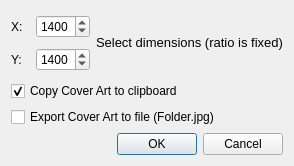
The window that ui/art_dialog_base.ui (marian-code/wikipedia-music-tags) describes before a commit, drawn with Qt 5.
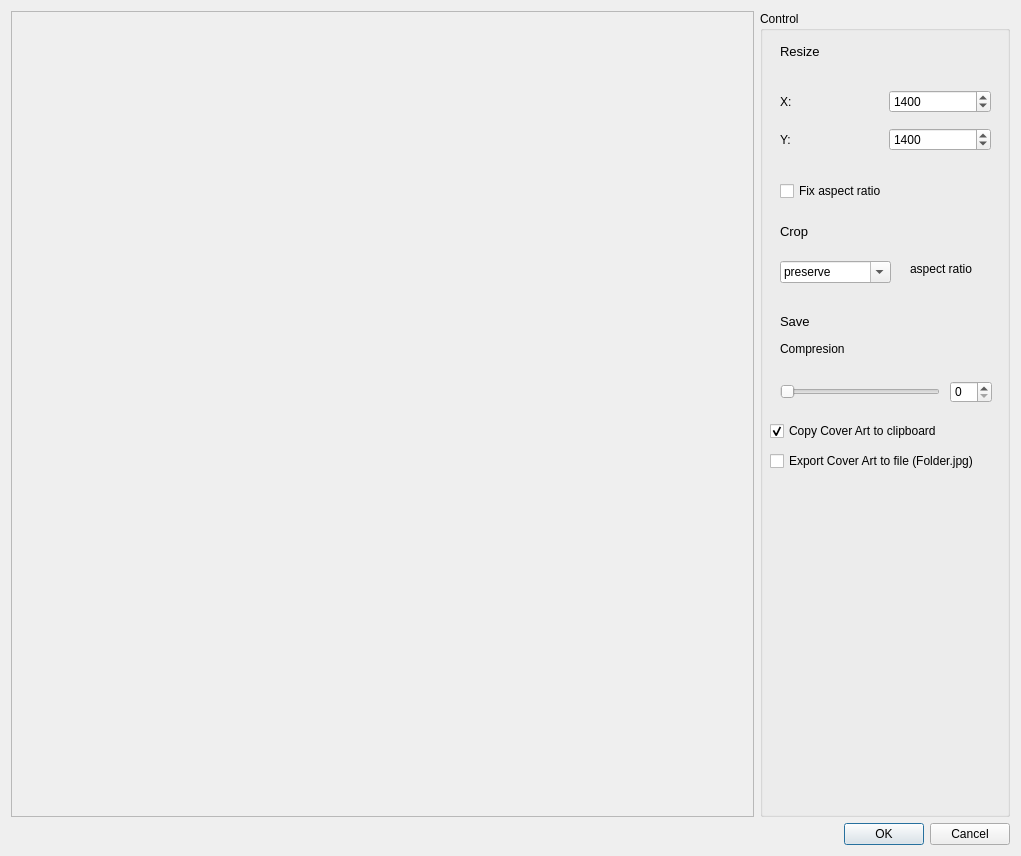
The same window after the commit.

Commit message: Restructuring, codebase reduction, overhauled preload, prepare for new cover art handling

Patch:
```diff
--- a/ui/art_dialog_base.ui
+++ b/ui/art_dialog_base.ui
@@ -6,12 +6,12 @@
    <rect>
     <x>0</x>
     <y>0</y>
-    <width>294</width>
-    <height>166</height>
+    <width>1021</width>
+    <height>856</height>
    </rect>
   </property>
   <property name="sizePolicy">
-   <sizepolicy hsizetype="Fixed" vsizetype="Fixed">
+   <sizepolicy hsizetype="Minimum" vsizetype="Minimum">
     <horstretch>0</horstretch>
     <verstretch>0</verstretch>
    </sizepolicy>
@@ -20,37 +20,76 @@
    <string>Dialog</string>
   </property>
   <layout class="QGridLayout" name="gridLayout_2">
+   <item row="4" column="1">
+    <widget class="QDialogButtonBox" name="buttonBox">
+     <property name="maximumSize">
+      <size>
+       <width>250</width>
+       <height>16777215</height>
+      </size>
+     </property>
+     <property name="orientation">
+      <enum>Qt::Horizontal</enum>
+     </property>
+     <property name="standardButtons">
+      <set>QDialogButtonBox::Cancel|QDialogButtonBox::Ok</set>
+     </property>
+    </widget>
+   </item>
    <item row="0" column="0">
-    <layout class="QHBoxLayout" name="horizontalLayout">
-     <item>
+    <widget class="QFrame" name="frame">
+     <property name="frameShape">
+      <enum>QFrame::StyledPanel</enum>
+     </property>
+     <property name="frameShadow">
+      <enum>QFrame::Raised</enum>
+     </property>
+    </widget>
+   </item>
+   <item row="4" column="0">
+    <spacer name="horizontalSpacer">
+     <property name="orientation">
+      <enum>Qt::Horizontal</enum>
+     </property>
+     <property name="sizeHint" stdset="0">
+      <size>
+       <width>40</width>
+       <height>20</height>
+      </size>
+     </property>
+    </spacer>
+   </item>
+   <item row="0" column="1">
+    <widget class="QGroupBox" name="groupBox">
+     <property name="maximumSize">
+      <size>
+       <width>250</width>
+       <height>16777215</height>
+      </size>
+     </property>
+     <property name="title">
+      <string>Control</string>
+     </property>
+     <widget class="QWidget" name="gridLayoutWidget">
+      <property name="geometry">
+       <rect>
+        <x>20</x>
+        <y>70</y>
+        <width>211</width>
+        <height>81</height>
+       </rect>
+      </property>
       <layout class="QGridLayout" name="gridLayout">
-       <item row="0" column="0">
+       <property name="sizeConstraint">
+        <enum>QLayout::SetMinimumSize</enum>
+       </property>
+       <item row="1" column="0">
         <widget class="QLabel" name="label_2">
          <property name="text">
           <string>X:</string>
          </property>
         </widget>
        </item>
-       <item row="0" column="1">
-        <widget class="QSpinBox" name="size_spinbox_X">
-         <property name="minimum">
-          <number>10</number>
-         </property>
-         <property name="maximum">
-          <number>2000</number>
-         </property>
-         <property name="value">
-          <number>1400</number>
-         </property>
-        </widget>
-       </item>
-       <item row="1" column="0">
-        <widget class="QLabel" name="label_3">
-         <property name="text">
-          <string>Y:</string>
-         </property>
-        </widget>
-       </item>
        <item row="1" column="1">
         <widget class="QSpinBox" name="size_spinbox_Y">
          <property name="minimum">
@@ -64,42 +103,180 @@
          </property>
         </widget>
        </item>
+       <item row="2" column="0">
+        <widget class="QLabel" name="label_3">
+         <property name="text">
+          <string>Y:</string>
+         </property>
+        </widget>
+       </item>
+       <item row="2" column="1">
+        <widget class="QSpinBox" name="size_spinbox_X">
+         <property name="minimum">
+          <number>10</number>
+         </property>
+         <property name="maximum">
+          <number>2000</number>
+         </property>
+         <property name="value">
+          <number>1400</number>
+         </property>
+        </widget>
+       </item>
       </layout>
-     </item>
-     <item>
-      <widget class="QLabel" name="label">
-       <property name="text">
-        <string>&lt;html&gt;&lt;head/&gt;&lt;body&gt;&lt;p&gt;&lt;span style=&quot; font-size:10pt;&quot;&gt;Select dimensions (ratio is fixed)&lt;/span&gt;&lt;/p&gt;&lt;/body&gt;&lt;/html&gt;</string>
-       </property>
-      </widget>
-     </item>
-    </layout>
-   </item>
-   <item row="1" column="0">
-    <widget class="QCheckBox" name="ca_clipboard">
-     <property name="text">
-      <string>Copy Cover Art to clipboard</string>
-     </property>
-     <property name="checked">
-      <bool>true</bool>
-     </property>
-    </widget>
-   </item>
-   <item row="3" column="0">
-    <widget class="QDialogButtonBox" name="buttonBox">
-     <property name="orientation">
-      <enum>Qt::Horizontal</enum>
-     </property>
-     <property name="standardButtons">
-      <set>QDialogButtonBox::Cancel|QDialogButtonBox::Ok</set>
-     </property>
-    </widget>
-   </item>
-   <item row="2" column="0">
-    <widget class="QCheckBox" name="ca_file">
-     <property name="text">
-      <string>Export Cover Art to file (Folder.jpg)</string>
-     </property>
+     </widget>
+     <widget class="QCheckBox" name="ca_file">
+      <property name="geometry">
+       <rect>
+        <x>10</x>
+        <y>440</y>
+        <width>241</width>
+        <height>20</height>
+       </rect>
+      </property>
+      <property name="text">
+       <string>Export Cover Art to file (Folder.jpg)</string>
+      </property>
+     </widget>
+     <widget class="QCheckBox" name="ca_clipboard">
+      <property name="geometry">
+       <rect>
+        <x>10</x>
+        <y>410</y>
+        <width>221</width>
+        <height>20</height>
+       </rect>
+      </property>
+      <property name="text">
+       <string>Copy Cover Art to clipboard</string>
+      </property>
+      <property name="checked">
+       <bool>true</bool>
+      </property>
+     </widget>
+     <widget class="QLabel" name="label">
+      <property name="geometry">
+       <rect>
+        <x>20</x>
+        <y>30</y>
+        <width>171</width>
+        <height>21</height>
+       </rect>
+      </property>
+      <property name="sizePolicy">
+       <sizepolicy hsizetype="Minimum" vsizetype="Minimum">
+        <horstretch>0</horstretch>
+        <verstretch>0</verstretch>
+       </sizepolicy>
+      </property>
+      <property name="text">
+       <string>&lt;html&gt;&lt;head/&gt;&lt;body&gt;&lt;p&gt;&lt;span style=&quot; font-size:10pt;&quot;&gt;Resize&lt;/span&gt;&lt;/p&gt;&lt;/body&gt;&lt;/html&gt;</string>
+      </property>
+     </widget>
+     <widget class="QCheckBox" name="ca_ratio">
+      <property name="geometry">
+       <rect>
+        <x>20</x>
+        <y>170</y>
+        <width>121</width>
+        <height>20</height>
+       </rect>
+      </property>
+      <property name="text">
+       <string>Fix aspect ratio</string>
+      </property>
+     </widget>
+     <widget class="QLabel" name="label_4">
+      <property name="geometry">
+       <rect>
+        <x>20</x>
+        <y>210</y>
+        <width>61</width>
+        <height>21</height>
+       </rect>
+      </property>
+      <property name="text">
+       <string>&lt;html&gt;&lt;head/&gt;&lt;body&gt;&lt;p&gt;&lt;span style=&quot; font-size:10pt;&quot;&gt;Crop&lt;/span&gt;&lt;/p&gt;&lt;/body&gt;&lt;/html&gt;</string>
+      </property>
+     </widget>
+     <widget class="QComboBox" name="ca_dropdown">
+      <property name="geometry">
+       <rect>
+        <x>20</x>
+        <y>250</y>
+        <width>111</width>
+        <height>22</height>
+       </rect>
+      </property>
+      <property name="editable">
+       <bool>true</bool>
+      </property>
+      <property name="currentText">
+       <string>preserve</string>
+      </property>
+     </widget>
+     <widget class="QLabel" name="label_5">
+      <property name="geometry">
+       <rect>
+        <x>20</x>
+        <y>300</y>
+        <width>61</width>
+        <height>21</height>
+       </rect>
+      </property>
+      <property name="text">
+       <string>&lt;html&gt;&lt;head/&gt;&lt;body&gt;&lt;p&gt;&lt;span style=&quot; font-size:10pt;&quot;&gt;Save&lt;/span&gt;&lt;/p&gt;&lt;/body&gt;&lt;/html&gt;</string>
+      </property>
+     </widget>
+     <widget class="QLabel" name="label_6">
+      <property name="geometry">
+       <rect>
+        <x>150</x>
+        <y>250</y>
+        <width>81</width>
+        <height>16</height>
+       </rect>
+      </property>
+      <property name="text">
+       <string>aspect ratio</string>
+      </property>
+     </widget>
+     <widget class="QSlider" name="compresion_slider">
+      <property name="geometry">
+       <rect>
+        <x>20</x>
+        <y>370</y>
+        <width>160</width>
+        <height>22</height>
+       </rect>
+      </property>
+      <property name="orientation">
+       <enum>Qt::Horizontal</enum>
+      </property>
+     </widget>
+     <widget class="QSpinBox" name="compresion_spinbox">
+      <property name="geometry">
+       <rect>
+        <x>190</x>
+        <y>370</y>
+        <width>42</width>
+        <height>22</height>
+       </rect>
+      </property>
+     </widget>
+     <widget class="QLabel" name="label_7">
+      <property name="geometry">
+       <rect>
+        <x>20</x>
+        <y>330</y>
+        <width>91</width>
+        <height>16</height>
+       </rect>
+      </property>
+      <property name="text">
+       <string>Compresion</string>
+      </property>
+     </widget>
     </widget>
    </item>
   </layout>
```
The commit also changes 19 other files.
